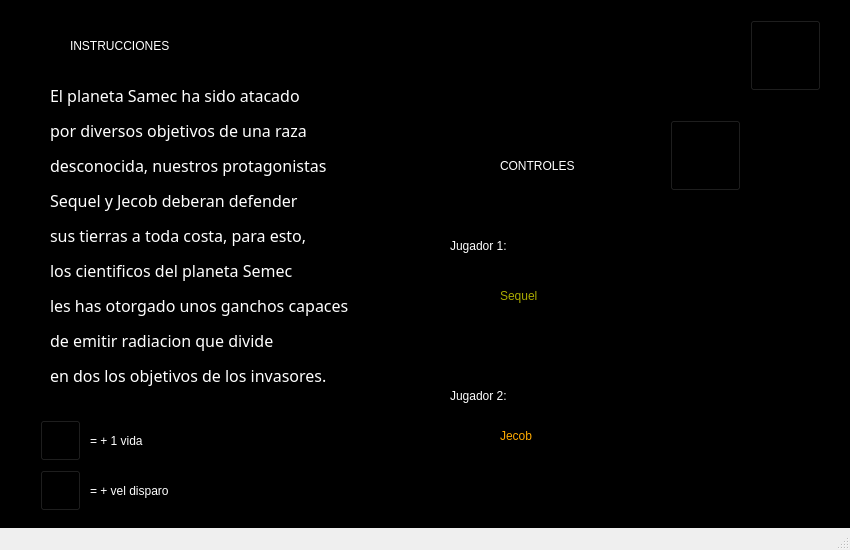
This is settingswindow.ui in javierjose1224/Proyecto_final as Qt 5 draws it before an edit. The edited form follows.
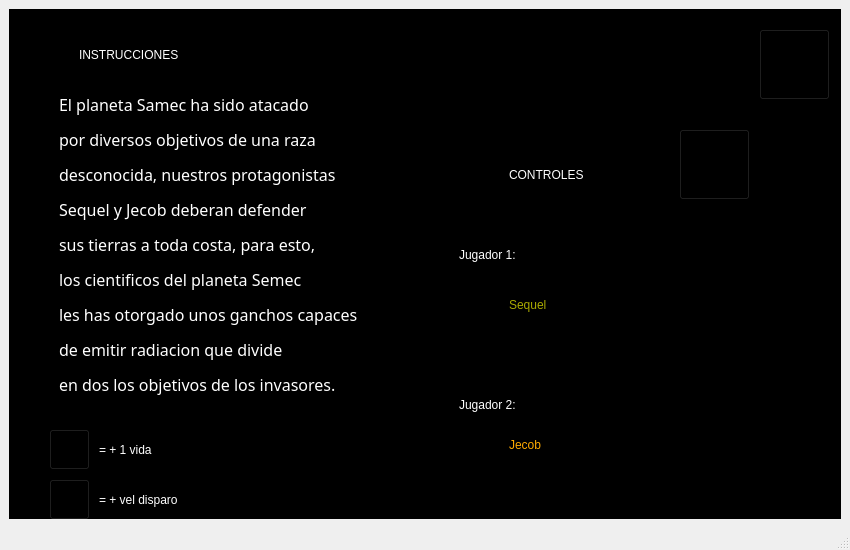
This is the edited form. Icons and pictures are not drawn.

Commit message: Cambios finales

The edit to the form file:
```diff
--- a/settingswindow.ui
+++ b/settingswindow.ui
@@ -14,15 +14,9 @@
    <string>HOOK HIT</string>
   </property>
   <widget class="QWidget" name="centralwidget">
+   <layout class="QGridLayout" name="gridLayout">
+    <item row="0" column="0">
    <widget class="QFrame" name="frame">
-    <property name="geometry">
-     <rect>
-      <x>0</x>
-      <y>0</y>
-      <width>850</width>
-      <height>550</height>
-     </rect>
-    </property>
     <property name="styleSheet">
      <string notr="true">background-color: rgb(0, 0, 0);</string>
     </property>
@@ -69,7 +63,7 @@
       <rect>
        <x>450</x>
        <y>220</y>
-       <width>131</width>
+         <width>171</width>
        <height>51</height>
       </rect>
      </property>
@@ -86,7 +80,7 @@
       <rect>
        <x>450</x>
        <y>370</y>
-       <width>131</width>
+         <width>171</width>
        <height>51</height>
       </rect>
      </property>
@@ -103,7 +97,7 @@
       <rect>
        <x>70</x>
        <y>20</y>
-       <width>251</width>
+         <width>321</width>
        <height>51</height>
       </rect>
      </property>
@@ -120,7 +114,7 @@
       <rect>
        <x>50</x>
        <y>70</y>
-       <width>321</width>
+         <width>391</width>
        <height>331</height>
       </rect>
      </property>
@@ -165,7 +159,7 @@
       <rect>
        <x>500</x>
        <y>270</y>
-       <width>71</width>
+         <width>91</width>
        <height>51</height>
       </rect>
      </property>
@@ -198,7 +192,7 @@
       <rect>
        <x>500</x>
        <y>410</y>
-       <width>71</width>
+         <width>91</width>
        <height>51</height>
       </rect>
      </property>
@@ -215,7 +209,7 @@
       <rect>
        <x>500</x>
        <y>140</y>
-       <width>151</width>
+         <width>171</width>
        <height>51</height>
       </rect>
      </property>
@@ -264,7 +258,7 @@
       <rect>
        <x>90</x>
        <y>420</y>
-       <width>131</width>
+         <width>171</width>
        <height>41</height>
       </rect>
      </property>
@@ -297,7 +291,7 @@
       <rect>
        <x>90</x>
        <y>470</y>
-       <width>181</width>
+         <width>221</width>
        <height>41</height>
       </rect>
      </property>
@@ -310,6 +304,8 @@
      </property>
     </widget>
    </widget>
+    </item>
+   </layout>
   </widget>
   <widget class="QStatusBar" name="statusbar"/>
  </widget>
```
Lines whose indentation alone changed are shown as unchanged. The commit also changes 2 other files.
